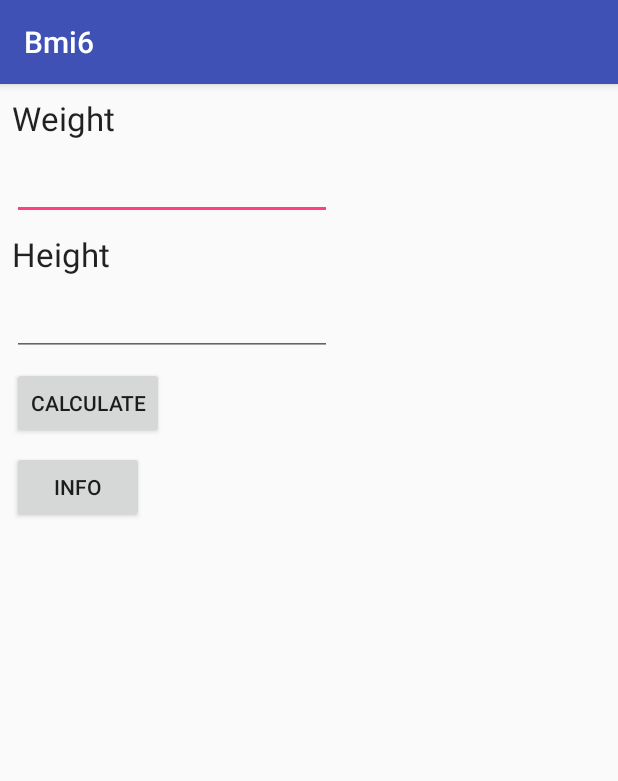
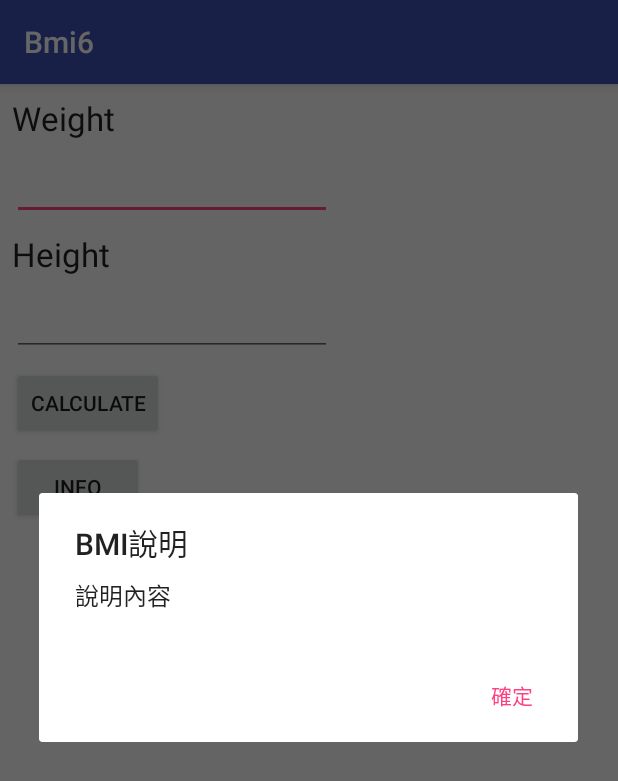
Before and after one commit to JonathanHuang876200/Bmi6, an Android app: the screen it shows after launch (MainActivity), after a tap on "INFO", on a phone screen of 412 x 824 dp. Shown: the top 781 px of the screen. Run offline under Robolectric (Android 15) with nearby library versions, the phone set to English and light mode, and no system bars.

```diff
--- a/app/src/main/java/tom/com/bmi6/MainActivity.java
+++ b/app/src/main/java/tom/com/bmi6/MainActivity.java
@@ -10,18 +10,22 @@ import android.widget.EditText;
 
 public class MainActivity extends AppCompatActivity {
     String s = new String("abc");
-    View.OnClickListener listener = new View.OnClickListener() {
-        @Override
-        public void onClick(View view) {
 
-        }
-    };
     @Override
     protected void onCreate(Bundle savedInstanceState) {
         super.onCreate(savedInstanceState);
         setContentView(R.layout.activity_main);
         Button bHelp = (Button) findViewById(R.id.b_help);
-         bHelp.setOnClickListener(listener);
+         bHelp.setOnClickListener(new View.OnClickListener() {
+             @Override
+             public void onClick(View view) {
+                 new AlertDialog.Builder(MainActivity.this)
+                 .setTitle("BMI說明")
+                 .setMessage("說明內容")
+                         .setPositiveButton("確定",null)
+                         .show();
+             }
+         });
 
         getResources().getString(R.string.app_name);
 
```
